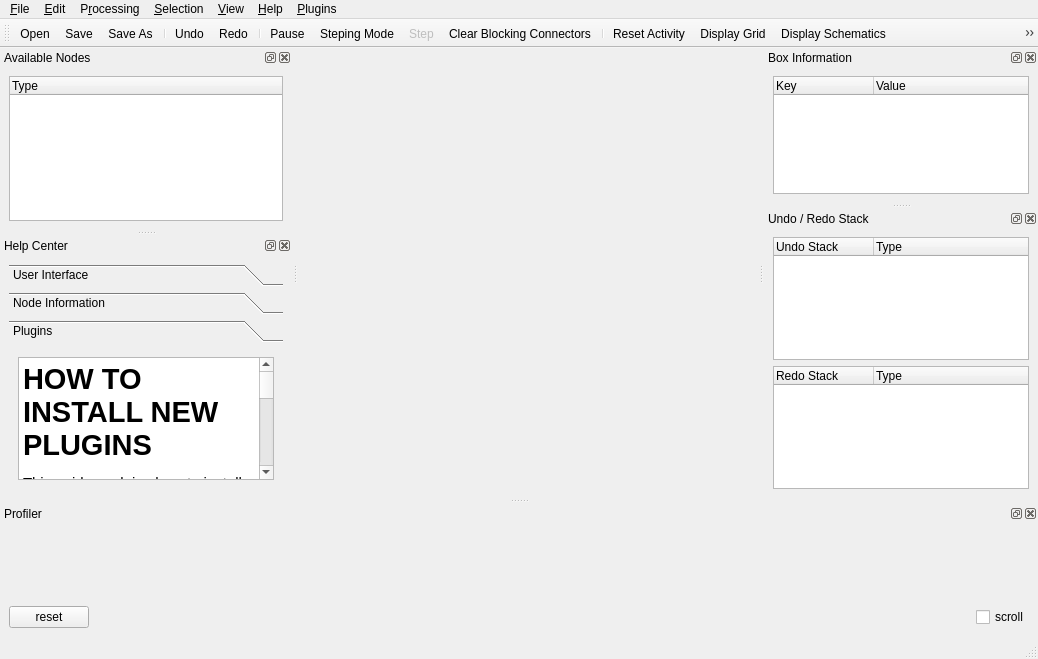
Before: the Qt Designer form src/csapex/ui/csapex_window.ui in cogsys-tuebingen/csapex, drawn with Qt 5.
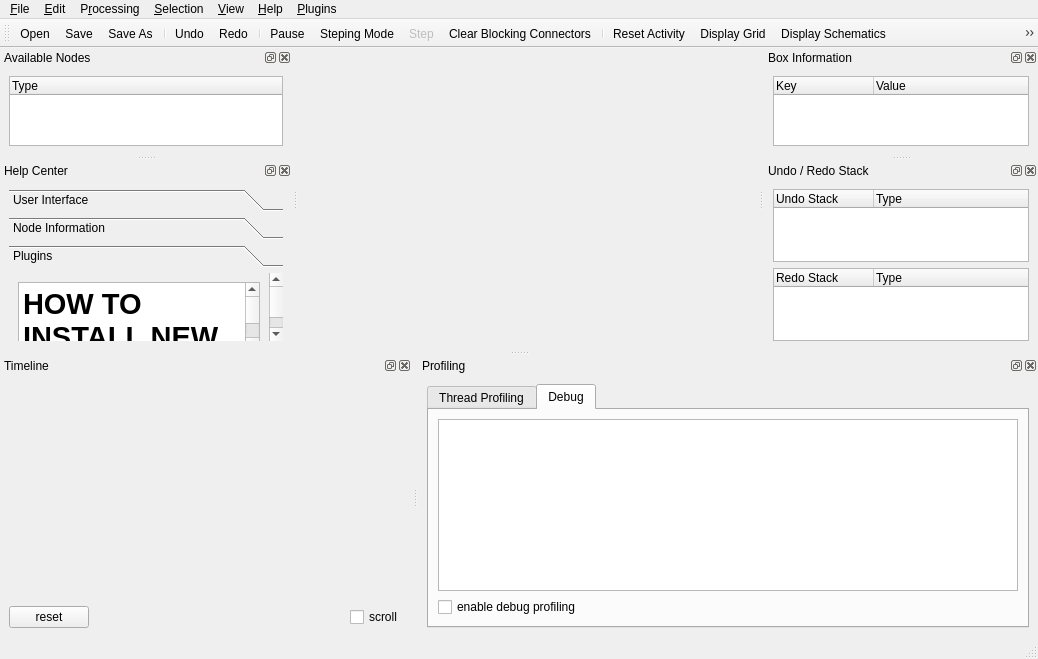
After: the same form once the commit is applied. Icons and pictures are not drawn.

Commit message: inverted profiling data flow

Diff of the .ui file:
```diff
--- a/src/csapex/ui/csapex_window.ui
+++ b/src/csapex/ui/csapex_window.ui
@@ -439,8 +439,8 @@
          <rect>
           <x>0</x>
           <y>0</y>
-          <width>274</width>
-          <height>131</height>
+          <width>260</width>
+          <height>88</height>
          </rect>
         </property>
         <attribute name="icon">
@@ -494,7 +494,7 @@
     <set>Qt::AllDockWidgetAreas</set>
    </property>
    <property name="windowTitle">
-    <string>Profiler</string>
+    <string>Timeline</string>
    </property>
    <attribute name="dockWidgetArea">
     <number>8</number>
@@ -532,8 +532,8 @@
          <rect>
           <x>0</x>
           <y>0</y>
-          <width>1020</width>
-          <height>68</height>
+          <width>417</width>
+          <height>199</height>
          </rect>
         </property>
         <layout class="QHBoxLayout" name="horizontalLayout">
@@ -597,6 +597,47 @@
    </widget>
   </widget>
   <widget class="QStatusBar" name="statusBar"/>
+  <widget class="QDockWidget" name="dockWidget">
+   <property name="windowTitle">
+    <string>Profiling</string>
+   </property>
+   <attribute name="dockWidgetArea">
+    <number>8</number>
+   </attribute>
+   <widget class="QWidget" name="dockWidgetContents_3">
+    <layout class="QHBoxLayout" name="horizontalLayout_3">
+     <item>
+      <widget class="QTabWidget" name="tabWidget">
+       <property name="currentIndex">
+        <number>1</number>
+       </property>
+       <widget class="QWidget" name="thread">
+        <attribute name="title">
+         <string>Thread Profiling</string>
+        </attribute>
+       </widget>
+       <widget class="QWidget" name="debug">
+        <attribute name="title">
+         <string>Debug</string>
+        </attribute>
+        <layout class="QVBoxLayout" name="verticalLayout_11">
+         <item>
+          <widget class="QTableView" name="profiling_debug_table"/>
+         </item>
+         <item>
+          <widget class="QCheckBox" name="profiling_debug_enable">
+           <property name="text">
+            <string>enable debug profiling</string>
+           </property>
+          </widget>
+         </item>
+        </layout>
+       </widget>
+      </widget>
+     </item>
+    </layout>
+   </widget>
+  </widget>
   <action name="actionSave">
    <property name="icon">
     <iconset resource="../res/csapex_resources.qrc">
```
Left out of the diff: 6 changed lines with no effect on the pictures. The commit also changes 18 other files.
